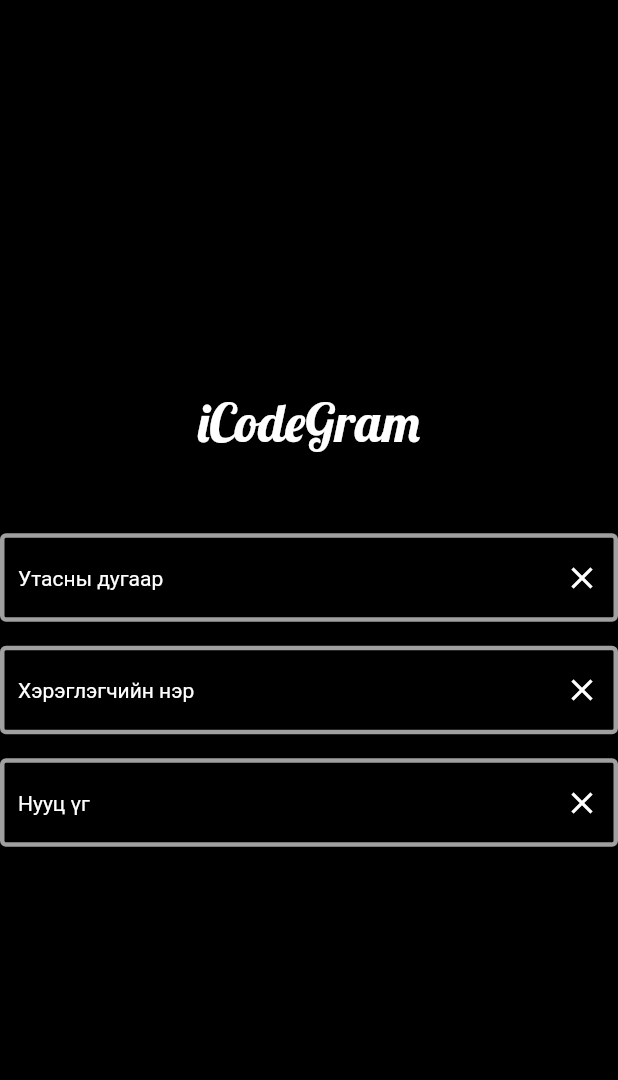
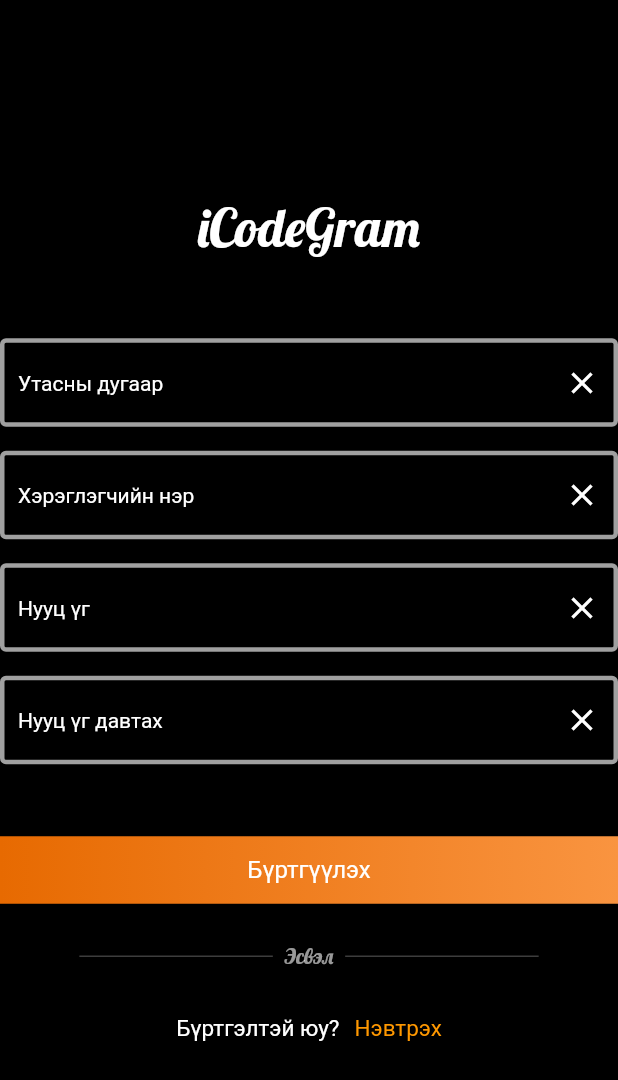
Before and after one commit to Yesunerdene2/thunder_fluter_fail_2023, a Flutter app: the GramHome screen opened directly, on a phone screen of 412 x 824 dp. Shown: the top 1080 px of the screen. Run offline on Flutter 3.47's test engine with Material 2 defaults, Android fonts, the phone set to English and light mode, and no system bars; our stand-ins replace firebase_core; missing offline and left inert: word_search_safety; accounts and stored records are empty; project files that could hold a hidden picture were left out.

Commit message:
add: lesson day 28

```diff
--- a/icodegram/lib/gramhome.dart
+++ b/icodegram/lib/gramhome.dart
@@ -8,6 +8,7 @@ class GramHome extends StatelessWidget {
     final _numberController = TextEditingController();
     final _peopleController = TextEditingController();
     final _passController = TextEditingController();
+    final _passaddController = TextEditingController();
     return Scaffold(
       backgroundColor: Colors.black,
       body: Container(
@@ -96,6 +97,117 @@ class GramHome extends StatelessWidget {
                 ),
               ),
             ),
+            Padding(padding: EdgeInsets.only(left: 15)),
+            Padding(padding: EdgeInsets.only(top: 16)),
+            TextField(
+              style: TextStyle(color: Colors.white),
+              controller: _passaddController,
+              decoration: InputDecoration(
+                hintText: "Нууц үг давтах",
+                hintStyle: TextStyle(color: Colors.white, fontSize: 14),
+                enabledBorder: OutlineInputBorder(
+                  borderSide: BorderSide(
+                      width: 3, color: Color(0xFFA0A0A0)), //<-- SEE HERE
+                ),
+                suffixIcon: IconButton(
+                  icon: Icon(
+                    Icons.clear,
+                    color: Colors.white,
+                  ),
+                  onPressed: () {
+                    _passaddController.clear();
+                  },
+                ),
+              ),
+            ),
+            Padding(padding: EdgeInsets.only(top: 48)),
+            Padding(padding: EdgeInsets.only(left: 16)),
+            Padding(padding: EdgeInsets.only(right: 16)),
+            Container(
+              alignment: Alignment.center,
+              child: ElevatedButton(
+                style: ElevatedButton.styleFrom(
+                  backgroundColor: Colors.transparent,
+                  elevation: 0,
+                ),
+                onPressed: () {},
+                child: Text(
+                  "Бүртгүүлэх",
+                  style: TextStyle(
+                    color: Colors.white,
+                    fontSize: 16,
+                    fontWeight: FontWeight.w400,
+                  ),
+                ),
+              ),
+              width: double.infinity,
+              height: 45,
+              decoration: BoxDecoration(
+                borderRadius: BorderRadius.circular(0),
+                gradient: LinearGradient(
+                  begin: Alignment.centerLeft,
+                  end: Alignment.centerRight,
+                  colors: [Color(0xffe76a01), Color(0xfff99440)],
+                ),
+              ),
+            ),
+            SizedBox(
+              height: 26,
+            ),
+            Row(
+              crossAxisAlignment: CrossAxisAlignment.center,
+              mainAxisAlignment: MainAxisAlignment.center,
+              children: [
+                SizedBox(
+                  height: 1,
+                  width: 129,
+                  child: Container(
+                    color: Colors.white24,
+                  ),
+                ),
+
+                Padding(
+                  padding: const EdgeInsets.symmetric(horizontal: 8.0),
+                  child: Text(
+                    "Эсвэл",
+                    textAlign: TextAlign.center,
+                    style: TextStyle(
+                      fontFamily: "Lobster",
+                      fontSize: 14,
+                      fontWeight: FontWeight.w400,
+                      color: Colors.white60,
+                    ),
+                  ),
+                ),
+                SizedBox(
+                  height: 1,
+                  width: 129,
+                  child: Container(
+                    color: Colors.white24,
+                  ),
+                ),
+              ],
+            ),
+            Padding(padding: EdgeInsets.only(top: 30)),
+            Row(
+              mainAxisAlignment: MainAxisAlignment.center,
+              children: [
+                Text(
+                  "Бүртгэлтэй юу?",
+                  style: TextStyle(
+                    fontSize: 15,
+                    fontWeight: FontWeight.w400,
+                    color: Colors.white,
+                  ),
+                ),
+                Padding(padding: EdgeInsets.only(left: 10)),
+                Text("Нэвтрэх",
+                    style: TextStyle(
+                      fontSize: 15,
+                      color: Colors.orange,
+                    )),
+              ],
+            ),
           ],
         ),
       ),
--- a/icodegram/lib/main.dart
+++ b/icodegram/lib/main.dart
@@ -1,9 +1,10 @@
 import 'package:flutter/material.dart';
 import 'package:icodegram/gramhome.dart';
+import 'package:icodegram/screen_layout.dart';
 
 import 'icodegram.dart';
 
 void main() {
   runApp(MaterialApp(
-      home: GramHome()));
+      home: ScreenLayout()));
 }
```
Also changed, not shown: icodegram/lib/add_post_screen.dart (added, +20 -0 lines), icodegram/lib/add_profile_screen.dart (added, +20 -0 lines), icodegram/lib/home_screeen.dart (added, +32 -0 lines), icodegram/lib/icodegram.dart (+15 -5 lines), icodegram/lib/screen_layout.dart (added, +84 -0 lines), icodegram/assets/images/Shape.svg (added), icodegram/assets/images/add.svg (added), icodegram/assets/images/default-photo.svg (added), icodegram/assets/images/home.svg (added), icodegram/assets/images/ic_stagram.svg (added), icodegram/assets/images/image-search.svg (added), icodegram/assets/images/logo.png (added), icodegram/assets/images/profile.png (added), icodegram/assets/images/user.svg (added), 1 other file.
